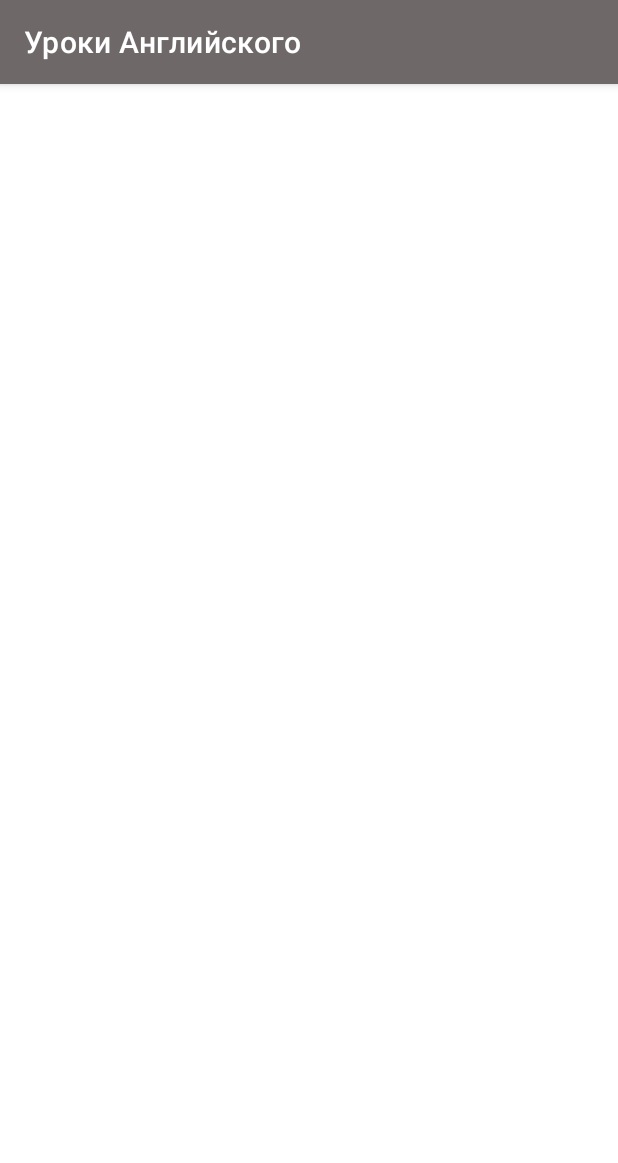
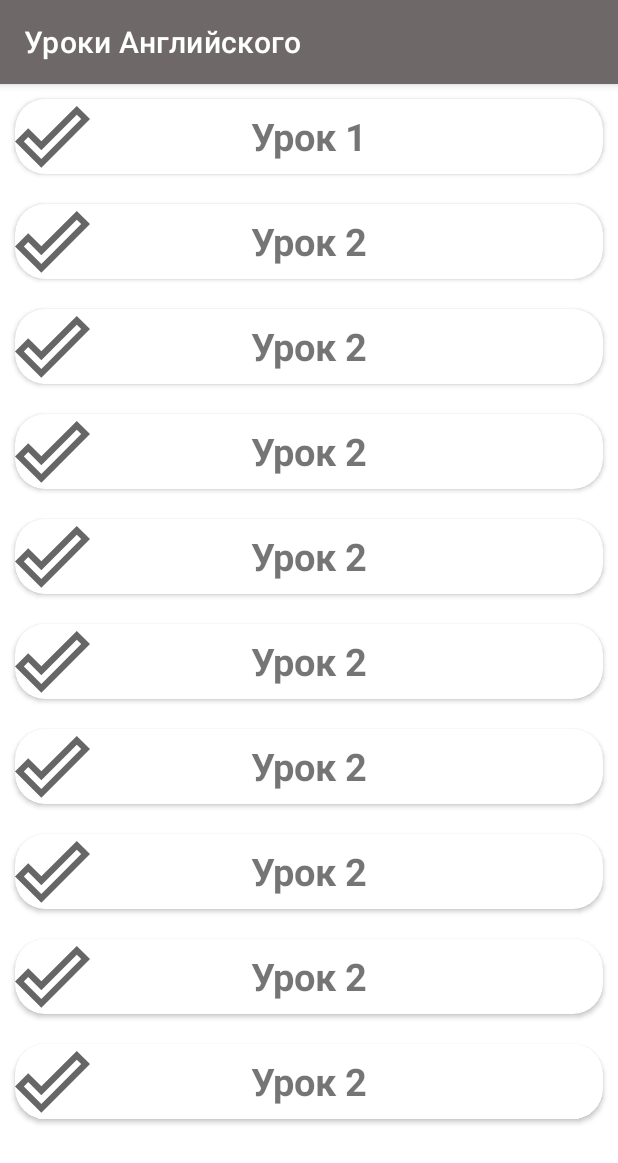
Before and after one commit to KornevSergei/EnglishLessons, an Android app: the screen it shows after launch (StartActivity), on a phone screen of 412 x 824 dp. Shown: the top 1163 px of the screen. Run offline under Robolectric (Android 15) with nearby library versions, the phone set to English and light mode, and no system bars.

Commit message:
Commit 7

```diff
--- a/app/src/main/java/com/example/englishlessons/LessonAdapter.java
+++ b/app/src/main/java/com/example/englishlessons/LessonAdapter.java
@@ -17,11 +17,17 @@ import java.util.ArrayList;
 //делаем адаптер для уроков
 public class LessonAdapter extends RecyclerView.Adapter<LessonAdapter.LessonViewHolder> {
 
+    ArrayList<LessonItem> lessonItems;
+    Context context;
+
+    public LessonAdapter(ArrayList<LessonItem> lessonItems) {
+        this.lessonItems = lessonItems;
+    }
 
     @NonNull
     @Override
-    public LessonViewHolder onCreateViewHolder(@NonNull ViewGroup parent, int viewType) {
-        View view = LayoutInflater.from(parent.getContext()).inflate(R.layout.lesson_item,parent,false);
+    public LessonAdapter.LessonViewHolder onCreateViewHolder(@NonNull ViewGroup parent, int viewType) {
+        View view = LayoutInflater.from(parent.getContext()).inflate(R.layout.lesson_item, parent, false);
         LessonViewHolder lessonViewHolder = new LessonViewHolder(view);
         return lessonViewHolder;
 
@@ -29,21 +35,31 @@ public class LessonAdapter extends RecyclerView.Adapter<LessonAdapter.LessonView
 
     @Override
     public void onBindViewHolder(@NonNull LessonViewHolder holder, int position) {
+        LessonItem lessonItem = lessonItems.get(position);
+
+        holder.lessonImageView.setImageResource(lessonItem.getImageResource());
+        holder.lessonTitleTextView.setText(lessonItem.getTitle());
 
     }
 
     @Override
     public int getItemCount() {
-        return 0;
+        return lessonItems.size();
     }
 
-    public static class LessonViewHolder extends RecyclerView.ViewHolder{
+
+    //связываем поля с разметкой
+    public static class LessonViewHolder extends RecyclerView.ViewHolder {
 
         public ImageView lessonImageView;
-        public TextView titleTextView;
+        public TextView lessonTitleTextView;
 
         public LessonViewHolder(@NonNull View itemView) {
             super(itemView);
+
+
+            lessonImageView = itemView.findViewById(R.id.lessonImageView);
+            lessonTitleTextView = itemView.findViewById(R.id.lessonTitleTextView);
         }
     }
 
--- a/app/src/main/java/com/example/englishlessons/StartActivity.java
+++ b/app/src/main/java/com/example/englishlessons/StartActivity.java
@@ -47,19 +47,25 @@ public class StartActivity extends AppCompatActivity {
 
         //добавляем уроки в список
         ArrayList<LessonItem> lessonItemList = new ArrayList<>();
-        lessonItemList.add(new LessonItem(R.drawable.ic_baseline_done_outline_24,Utils.LESSON_1,Utils.DESCRIPTION_1));
+        lessonItemList.add(new LessonItem(R.drawable.ic_baseline_done_outline_24, Utils.LESSON_1, Utils.DESCRIPTION_1));
+        lessonItemList.add(new LessonItem(R.drawable.ic_baseline_done_outline_24, Utils.LESSON_2, Utils.DESCRIPTION_2));
+        lessonItemList.add(new LessonItem(R.drawable.ic_baseline_done_outline_24, Utils.LESSON_2, Utils.DESCRIPTION_2));
+        lessonItemList.add(new LessonItem(R.drawable.ic_baseline_done_outline_24, Utils.LESSON_2, Utils.DESCRIPTION_2));
+        lessonItemList.add(new LessonItem(R.drawable.ic_baseline_done_outline_24, Utils.LESSON_2, Utils.DESCRIPTION_2));
+        lessonItemList.add(new LessonItem(R.drawable.ic_baseline_done_outline_24, Utils.LESSON_2, Utils.DESCRIPTION_2));
+        lessonItemList.add(new LessonItem(R.drawable.ic_baseline_done_outline_24, Utils.LESSON_2, Utils.DESCRIPTION_2));
+        lessonItemList.add(new LessonItem(R.drawable.ic_baseline_done_outline_24, Utils.LESSON_2, Utils.DESCRIPTION_2));
+        lessonItemList.add(new LessonItem(R.drawable.ic_baseline_done_outline_24, Utils.LESSON_2, Utils.DESCRIPTION_2));
+        lessonItemList.add(new LessonItem(R.drawable.ic_baseline_done_outline_24, Utils.LESSON_2, Utils.DESCRIPTION_2));
 
 
+        recyclerView = findViewById(R.id.recyclerView);
+        recyclerView.setHasFixedSize(true);
+        adapter = new LessonAdapter(lessonItemList);
+        layoutManager = new LinearLayoutManager(this);
 
-//        recyclerView = findViewById(R.id.recyclerView);
-//
-//        recyclerView.setHasFixedSize(true);
-//        adapter = new LessonAdapter(lessonItemList, this);
-//
-//        layoutManager = new LinearLayoutManager(this);
-//
-//        recyclerView.setAdapter(adapter);
-//        recyclerView.setLayoutManager(layoutManager);
+        recyclerView.setAdapter(adapter);
+        recyclerView.setLayoutManager(layoutManager);
 
     }
 }
--- a/app/src/main/java/com/example/englishlessons/Utils.java
+++ b/app/src/main/java/com/example/englishlessons/Utils.java
@@ -5,5 +5,9 @@ package com.example.englishlessons;
 public class Utils {
 
     public static final String LESSON_1 = "Урок 1";
-    public static final String DESCRIPTION_1 = "Здесь добавляем какое то описание";
+    public static final String DESCRIPTION_1 = "Здесь добавляем какое то описание 1";
+
+
+    public static final String LESSON_2 = "Урок 2";
+    public static final String DESCRIPTION_2 = "Здесь добавляем какое то описание 2";
 }
```
